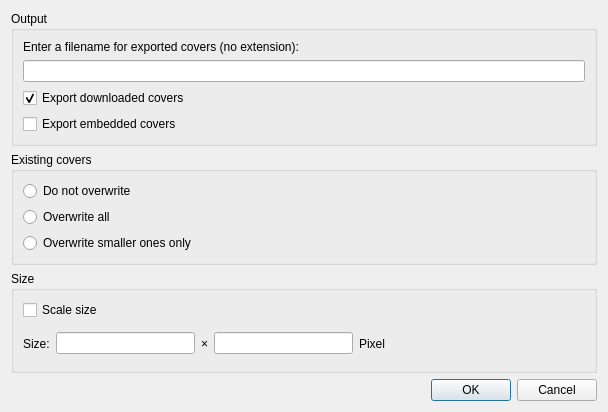
First picture: the form in src/covermanager/albumcoverexport.ui, repository strawberrymusicplayer/strawberry, before the edit.
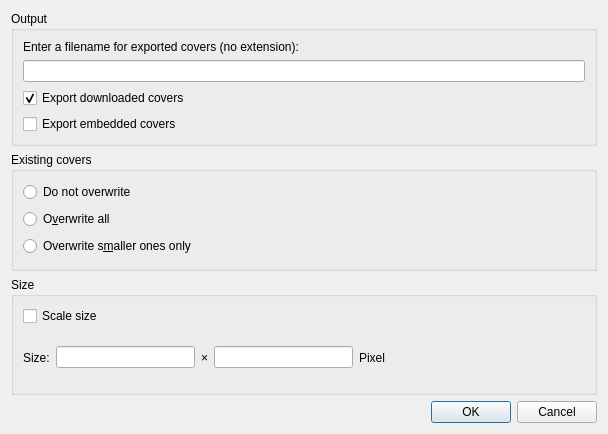
Second picture: the form after the edit. Icons and pictures are not drawn.

The edit to the form file:
```diff
--- a/src/covermanager/albumcoverexport.ui
+++ b/src/covermanager/albumcoverexport.ui
@@ -7,7 +7,7 @@
     <x>0</x>
     <y>0</y>
     <width>608</width>
-    <height>412</height>
+    <height>434</height>
    </rect>
   </property>
   <property name="sizePolicy">
@@ -79,14 +79,14 @@
       <item>
        <widget class="QRadioButton" name="overwriteAll">
         <property name="text">
-         <string>Overwrite all</string>
+         <string>O&amp;verwrite all</string>
         </property>
        </widget>
       </item>
       <item>
        <widget class="QRadioButton" name="overwriteSmaller">
         <property name="text">
-         <string>Overwrite smaller ones only</string>
+         <string>Overwrite s&amp;maller ones only</string>
         </property>
        </widget>
       </item>
```
